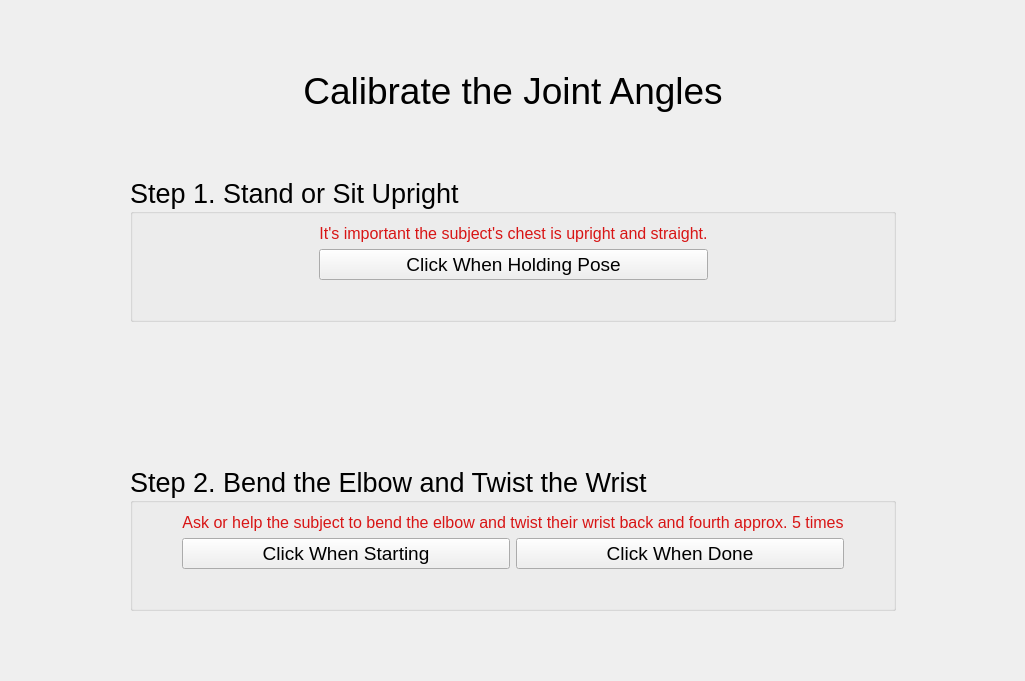
First picture: the form in LiveDataView/calibration_widget.ui, repository mmcinnes123/Delsys_GUI_For_Physios, before the edit.
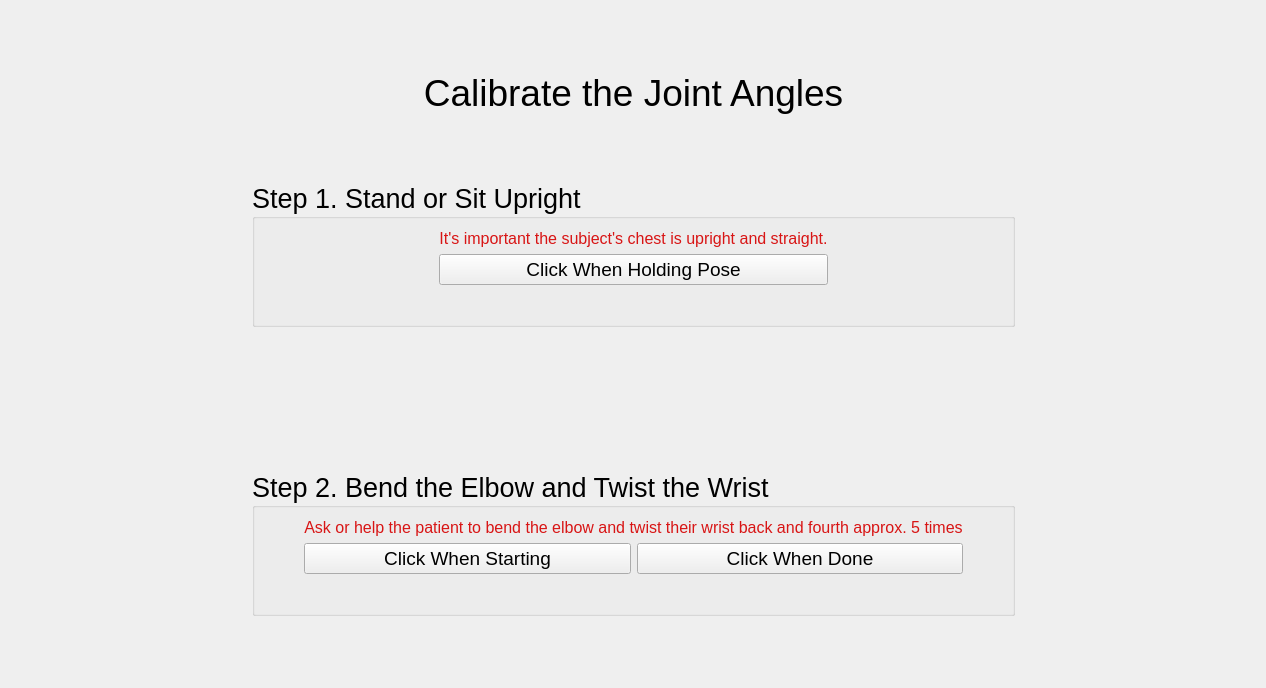
Second picture: the form after the edit.

```diff
--- a/LiveDataView/calibration_widget.ui
+++ b/LiveDataView/calibration_widget.ui
@@ -6,8 +6,8 @@
    <rect>
     <x>0</x>
     <y>0</y>
-    <width>1025</width>
-    <height>681</height>
+    <width>1266</width>
+    <height>688</height>
    </rect>
   </property>
   <property name="windowTitle">
@@ -339,7 +339,7 @@
          </font>
         </property>
         <property name="text">
-         <string>Ask or help the subject to bend the elbow and twist their wrist back and fourth approx. 5 times</string>
+         <string>Ask or help the patient to bend the elbow and twist their wrist back and fourth approx. 5 times</string>
         </property>
         <property name="alignment">
          <set>Qt::AlignCenter</set>
```
